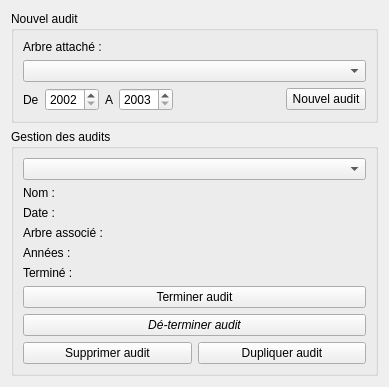
GiPiLab/ProtonClassicSuite, file formmanageaudits.ui: the form before one commit.
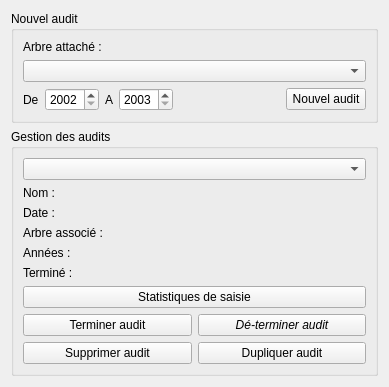
The form after the commit.

Commit message: Expand/collapse and progress for duplicate audit

Diff of the .ui file:
```diff
--- a/formmanageaudits.ui
+++ b/formmanageaudits.ui
@@ -10,7 +10,7 @@
     <x>0</x>
     <y>0</y>
     <width>389</width>
-    <height>357</height>
+    <height>385</height>
    </rect>
   </property>
   <property name="windowTitle">
@@ -105,6 +105,25 @@
       <string>Gestion des audits</string>
      </property>
      <layout class="QGridLayout" name="gridLayout_2">
+      <item row="4" column="0">
+       <widget class="QPushButton" name="finishAuditButton">
+        <property name="text">
+         <string>Terminer audit</string>
+        </property>
+       </widget>
+      </item>
+      <item row="4" column="1">
+       <widget class="QPushButton" name="unFinishAuditButton">
+        <property name="font">
+         <font>
+          <italic>true</italic>
+         </font>
+        </property>
+        <property name="text">
+         <string>Dé-terminer audit</string>
+        </property>
+       </widget>
+      </item>
       <item row="1" column="0" colspan="2">
        <layout class="QFormLayout" name="formLayout">
         <property name="fieldGrowthPolicy">
@@ -203,7 +222,7 @@
         </item>
        </layout>
       </item>
-      <item row="4" column="0">
+      <item row="7" column="0">
        <widget class="QPushButton" name="deleteAuditButton">
         <property name="text">
          <string>Supprimer audit</string>
@@ -213,7 +232,7 @@
       <item row="0" column="0" colspan="2">
        <widget class="QComboBox" name="comboListOfAudits"/>
       </item>
-      <item row="4" column="1">
+      <item row="7" column="1">
        <widget class="QPushButton" name="cloneAuditButton">
         <property name="text">
          <string>Dupliquer audit</string>
@@ -221,21 +240,9 @@
        </widget>
       </item>
       <item row="2" column="0" colspan="2">
-       <widget class="QPushButton" name="finishAuditButton">
+       <widget class="QPushButton" name="statisticsAuditButton">
         <property name="text">
-         <string>Terminer audit</string>
-        </property>
-       </widget>
-      </item>
-      <item row="3" column="0" colspan="2">
-       <widget class="QPushButton" name="unFinishAuditButton">
-        <property name="font">
-         <font>
-          <italic>true</italic>
-         </font>
-        </property>
-        <property name="text">
-         <string>Dé-terminer audit</string>
+         <string>Statistiques de saisie</string>
         </property>
        </widget>
       </item>
```
The commit also changes 25 other files.
